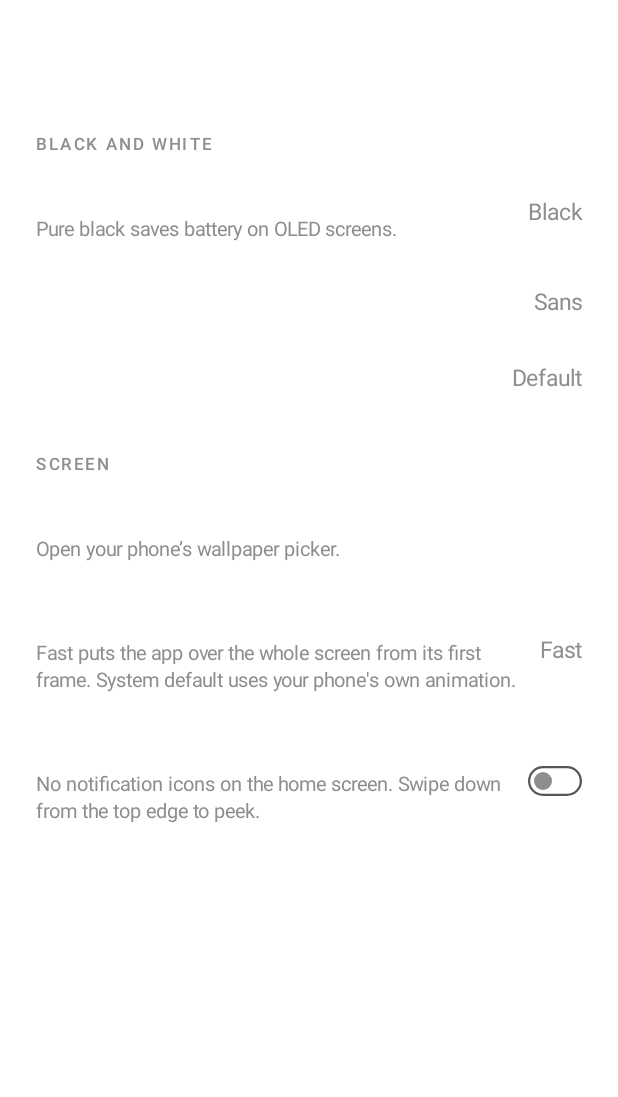
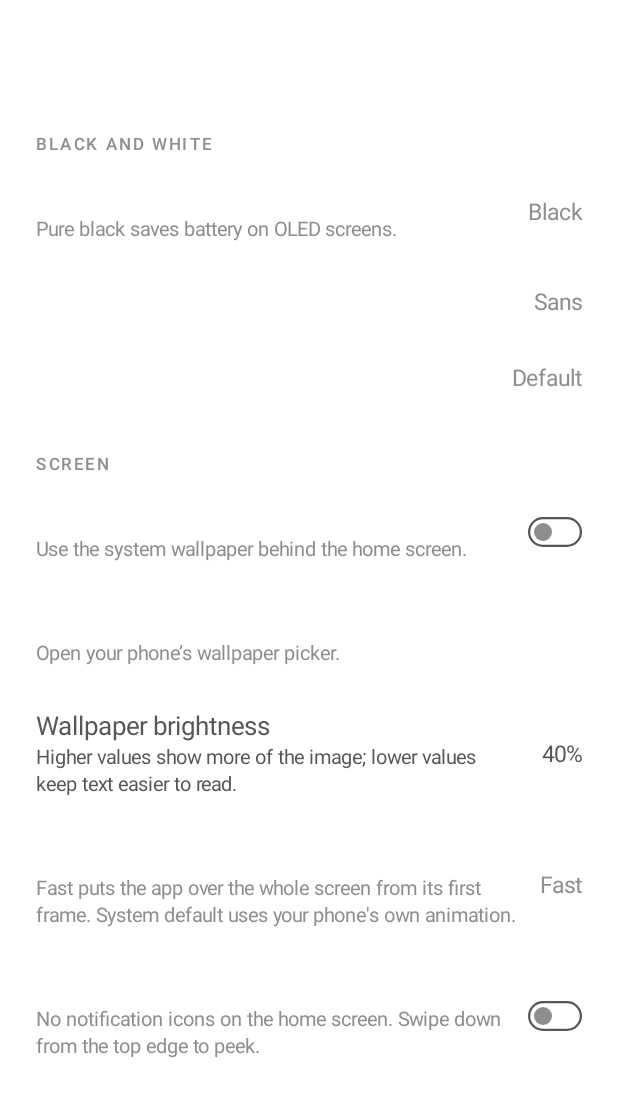
Before and after one commit to ilvar/focus-launcher, an Android app built with Jetpack Compose: the composable AppearancePage shown on its own in the app's theme, after a tap on "Choose wallpaper", on a phone screen of 412 x 824 dp. Shown: the top 1097 px of the screen. Run offline under Robolectric (Android 15) with nearby library versions, the light colour scheme and no system bars.

Commit message:
Show home wallpaper with brightness and two-column fast apps

```diff
--- a/app/src/main/java/com/focus/launcher/data/Settings.kt
+++ b/app/src/main/java/com/focus/launcher/data/Settings.kt
@@ -53,6 +53,8 @@ data class Settings(
     val textScale: Float = 1f,
     val hideStatusBar: Boolean = false,
     val launchAnimation: LaunchAnimation = LaunchAnimation.FAST,
+    val showWallpaper: Boolean = false,
+    val wallpaperBrightness: Int = 40,
 
     // Home
     val clockStyle: ClockStyle = ClockStyle.SPLIT,
@@ -86,6 +88,7 @@ data class Settings(
     val homeAlign: HomeAlign = HomeAlign.CENTER,
     val favorites: List<String> = emptyList(),
     val homeAppsCount: Int = 5,
+    val fastAppColumns: Int = 1,
     val showShortcuts: Boolean = true,
     val leftShortcut: String = SHORTCUT_PHONE,
     val rightShortcut: String = SHORTCUT_CAMERA,
@@ -139,6 +142,8 @@ data class Settings(
         put("textScale", textScale.toDouble())
         put("hideStatusBar", hideStatusBar)
         put("launchAnimation", launchAnimation.name)
+        put("showWallpaper", showWallpaper)
+        put("wallpaperBrightness", wallpaperBrightness)
 
         put("clockStyle", clockStyle.name)
         put("splitSide", splitSide.name)
@@ -159,6 +164,7 @@ data class Settings(
         put("homeAlign", homeAlign.name)
         put("favorites", JSONArray(favorites))
         put("homeAppsCount", homeAppsCount)
+        put("fastAppColumns", fastAppColumns)
         put("showShortcuts", showShortcuts)
         put("leftShortcut", leftShortcut)
         put("rightShortcut", rightShortcut)
@@ -207,6 +213,8 @@ data class Settings(
                 textScale = o.optDouble("textScale", d.textScale.toDouble()).toFloat().coerceIn(0.8f, 1.4f),
                 hideStatusBar = o.optBoolean("hideStatusBar", d.hideStatusBar),
                 launchAnimation = enumOr(o.optString("launchAnimation"), d.launchAnimation),
+                showWallpaper = o.optBoolean("showWallpaper", d.showWallpaper),
+                wallpaperBrightness = o.optInt("wallpaperBrightness", d.wallpaperBrightness).coerceIn(0, 100),
 
                 // Schema 2 made the split clock the default, at the owner's request. A ring stored by an
                 // older version was the old default, not a choice, so it moves along once; the ring stays
@@ -238,6 +246,7 @@ data class Settings(
                 homeAlign = enumOr(o.optString("homeAlign"), d.homeAlign),
                 favorites = o.optJSONArray("favorites").strings().take(MAX_FAVORITES),
                 homeAppsCount = o.optInt("homeAppsCount", d.homeAppsCount).coerceIn(0, MAX_FAVORITES),
+                fastAppColumns = o.optInt("fastAppColumns", d.fastAppColumns).coerceIn(1, 2),
                 showShortcuts = o.optBoolean("showShortcuts", d.showShortcuts),
                 leftShortcut = o.optString("leftShortcut", d.leftShortcut),
                 rightShortcut = o.optString("rightShortcut", d.rightShortcut),
--- a/app/src/main/java/com/focus/launcher/ui/settings/LauncherPages.kt
+++ b/app/src/main/java/com/focus/launcher/ui/settings/LauncherPages.kt
@@ -57,7 +57,7 @@ private fun update(transform: (Settings) -> Settings) = Graph.settings.update(tr
 
 // ---- Home screen -----------------------------------------------------------------------------
 
-private enum class HomeDialog { NONE, CLOCK, SPLIT_SIDE, RING, TAP, TIME_FORMAT, ALIGN, COUNT, LEFT, RIGHT, CALENDAR, MUSIC_APP, NOTE_APP }
+private enum class HomeDialog { NONE, CLOCK, SPLIT_SIDE, RING, TAP, TIME_FORMAT, ALIGN, COUNT, COLUMNS, LEFT, RIGHT, CALENDAR, MUSIC_APP, NOTE_APP }
 
 @Composable
 internal fun HomePage(settings: Settings, apps: List<AppEntry>, onBack: () -> Unit, go: (String) -> Unit) {
@@ -171,6 +171,7 @@ internal fun HomePage(settings: Settings, apps: List<AppEntry>, onBack: () -> Un
 
         Section("Fast apps")
         SettingRow("Apps on home screen", value = "${settings.homeAppsCount}", onClick = { dialog = HomeDialog.COUNT })
+        SettingRow("Fast app columns", value = "${settings.fastAppColumns}", onClick = { dialog = HomeDialog.COLUMNS })
         SettingRow("Fast apps", subtitle = "Choose and order your home apps.", value = "$favoriteCount / $MAX_FAVORITES", onClick = { go(Routes.FAST_APPS) })
         SettingRow("Alignment", value = settings.homeAlign.label, onClick = { dialog = HomeDialog.ALIGN })
 
@@ -183,6 +184,7 @@ internal fun HomePage(settings: Settings, apps: List<AppEntry>, onBack: () -> Un
     when (dialog) {
         HomeDialog.NONE -> Unit
         HomeDialog.COUNT -> ChoiceDialog("Apps on home screen", (0..MAX_FAVORITES).map { it to it.toString() }, settings.homeAppsCount, close) { v -> update { it.copy(homeAppsCount = v) } }
+        HomeDialog.COLUMNS -> ChoiceDialog("Fast app columns", listOf(1 to "One", 2 to "Two"), settings.fastAppColumns, close) { v -> update { it.copy(fastAppColumns = v) } }
         HomeDialog.CLOCK -> ChoiceDialog("Clock style", ClockStyle.entries.map { it to it.label }, settings.clockStyle, close) { v -> update { it.copy(clockStyle = v) } }
         HomeDialog.SPLIT_SIDE -> ChoiceDialog(
             "Next to the clock",
@@ -320,7 +322,7 @@ internal fun HiddenAppsPage(settings: Settings, apps: List<AppEntry>, onBack: ()
 
 // ---- Appearance ------------------------------------------------------------------------------
 
-private enum class LookDialog { NONE, THEME, FONT, SIZE, LAUNCH }
+private enum class LookDialog { NONE, THEME, FONT, SIZE, LAUNCH, BRIGHTNESS }
 
 private val TEXT_SIZES = listOf(0.9f to "Small", 1f to "Default", 1.1f to "Large", 1.2f to "Larger")
 
@@ -337,10 +339,14 @@ internal fun AppearancePage(settings: Settings, onBack: () -> Unit) {
         SettingRow("Text size", value = TEXT_SIZES.firstOrNull { it.first == settings.textScale }?.second ?: "Default", onClick = { dialog = LookDialog.SIZE })
 
         Section("Screen")
+        ToggleRow("Show wallpaper", settings.showWallpaper, subtitle = "Use the system wallpaper behind the home screen.") { v -> update { it.copy(showWallpaper = v) } }
         SettingRow("Choose wallpaper", subtitle = "Open your phone’s wallpaper picker.", onClick = {
-            try { context.startActivity(Intent(Intent.ACTION_SET_WALLPAPER)) }
+            try { context.startActivity(Intent(Intent.ACTION_SET_WALLPAPER)); update { it.copy(showWallpaper = true) } }
             catch (_: ActivityNotFoundException) { Toast.makeText(context, "No wallpaper picker available", Toast.LENGTH_SHORT).show() }
         })
+        SettingRow("Wallpaper brightness", value = "${settings.wallpaperBrightness}%", enabled = settings.showWallpaper,
+            subtitle = "Higher values show more of the image; lower values keep text easier to read.",
+            onClick = { dialog = LookDialog.BRIGHTNESS })
         SettingRow(
             "Opening apps",
             subtitle = "Fast puts the app over the whole screen from its first frame. System default uses your phone's own animation.",
@@ -352,6 +358,7 @@ internal fun AppearancePage(settings: Settings, onBack: () -> Unit) {
 
     when (dialog) {
         LookDialog.NONE -> Unit
+        LookDialog.BRIGHTNESS -> ChoiceDialog("Wallpaper brightness", (0..100 step 10).map { it to "$it%" }, settings.wallpaperBrightness, close) { v -> update { it.copy(wallpaperBrightness = v) } }
         LookDialog.THEME -> ChoiceDialog("Theme", listOf(true to "Black", false to "White"), settings.dark, close) { v -> update { it.copy(dark = v) } }
         LookDialog.FONT -> ChoiceDialog("Typeface", FontChoice.entries.map { it to it.label }, settings.font, close) { v -> update { it.copy(font = v) } }
         LookDialog.LAUNCH -> ChoiceDialog("Opening apps", LaunchAnimation.entries.map { it to it.label }, settings.launchAnimation, close) { v -> update { it.copy(launchAnimation = v) } }
```
Also changed, not shown: app/src/main/java/com/focus/launcher/MainActivity.kt (+13 -3 lines), app/src/main/java/com/focus/launcher/ui/home/HomeScreen.kt (+16 -4 lines), app/src/main/java/com/focus/launcher/ui/theme/Theme.kt (+7 -4 lines).
